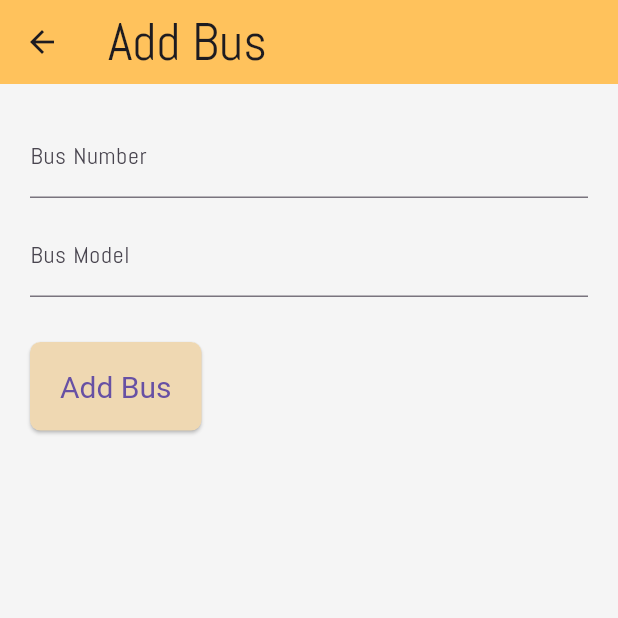
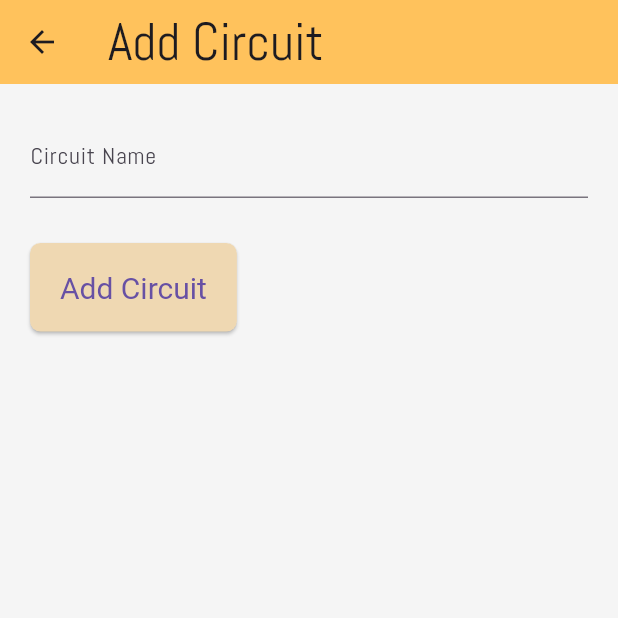
Before and after one commit to Aminejemmali/Bus_Tracker, a Flutter app: the CircuitPage screen opened by its route, after a tap on the "add" icon, on a phone screen of 412 x 824 dp, the top half of it. Run offline on Flutter 3.47's test engine with Material 3 defaults, Android fonts, the phone set to English and light mode, and no system bars; our stand-ins replace flutter_map, fluttertoast, geolocator, latlong2, logger and 1 more; missing offline and left inert: app_settings, dart:ffi, mysql1, mysql_client.

Commit message:
Circuit : Add , Delete

```diff
--- a/lib/db_Functions/db_helper.dart
+++ b/lib/db_Functions/db_helper.dart
@@ -259,11 +259,33 @@ class DatabaseHelper {
   static Future<List<Circuit>> getCiruits() async {
     final conn = await getConnection();
     try {
-      final results = await conn.query('SELECT * FROM ciruit');
+      final results = await conn.query('SELECT * FROM circuit');
       return results.map((e) => Circuit.fromJson(e.fields)).toList();
     } finally {
       // await conn.close();
     }
   }
+  static Future<void> addCircuit(Circuit circuit) async {
+    final conn = await getConnection();
+    try {
+      await conn.query(
+        'INSERT INTO circuit (name) VALUES (?)',
+        [circuit.name],
+      );
+    } finally {
+      //await conn.close();
+    }
+  }
+   static Future<void> deleteCiruit(int? id) async {
+    final conn = await getConnection();
+    try {
+      await conn.query('DELETE FROM circuit WHERE id = ?', [id]);
+    } catch (e) {
+      print('Error deleting station: $e');
+    } finally {
+      //await conn.close();
+    }
+  }
+
 
 }
--- a/lib/main.dart
+++ b/lib/main.dart
@@ -1,4 +1,5 @@
 import 'package:bustrackerapp/screens/AdminScreens/AddBus.dart';
+import 'package:bustrackerapp/screens/AdminScreens/AddCircuit.dart';
 import 'package:bustrackerapp/screens/AdminScreens/Buses.dart';
 import 'package:bustrackerapp/screens/AdminScreens/EditBus.dart';
 import 'package:bustrackerapp/screens/AdminScreens/circuit.dart';
@@ -126,6 +127,7 @@ class Home extends StatelessWidget {
           return EditBusForm(busId: busId);
         },
         CircuitPage.id: (context) => CircuitPage(),
+         AddCircuit.id: (context) => AddCircuit(),
       },
     );
   }
--- a/lib/models/ciruit.dart
+++ b/lib/models/ciruit.dart
@@ -1,17 +1,18 @@
 class Circuit {
-  final int id;
+  final int? id;
   final String name;
 
 
   Circuit({
-    required this.id,
+
+    this.id,
     required this.name,
 
   });
 
   factory Circuit.fromJson(Map<String, dynamic> json) {
     return Circuit(
-      id: json['id'] as int,
+      id: json['id'] as int?,
       name: json['name'] as String,
 
     );
--- /dev/null
+++ b/lib/screens/AdminScreens/AddCircuit.dart
@@ -0,0 +1,99 @@
+import 'package:bustrackerapp/models/Bus.dart';
+import 'package:bustrackerapp/models/ciruit.dart';
+import 'package:bustrackerapp/screens/AdminScreens/AdminHome.dart';
+import 'package:bustrackerapp/screens/AdminScreens/circuit.dart';
+import 'package:flutter/material.dart';// Import your Station model
+import 'package:bustrackerapp/db_Functions/db_helper.dart'; // Import your DatabaseHelper
+
+class AddCircuit extends StatefulWidget {
+  const AddCircuit({Key? key}) : super(key: key);
+  static String id = '/AddCircuit';
+
+  @override
+  _AddCircuit createState() => _AddCircuit();
+}
+
+class _AddCircuit extends State<AddCircuit> {
+  final _formKey = GlobalKey<FormState>();
+  final _nameController = TextEditingController();
+ // final _modelController = TextEditingController();
+
+
+  @override
+  void dispose() {
+    _nameController.dispose();
+   // _modelController.dispose();
+    super.dispose();
+  }
+
+  @override
+  Widget build(BuildContext context) {
+    return Scaffold(
+      appBar: AppBar(title: const Text('Add Circuit')),
+      body: Form(
+        key: _formKey,
+        child: Padding(
+          padding: const EdgeInsets.all(20.0),
+          child: Column(
+            crossAxisAlignment: CrossAxisAlignment.start,
+            children: <Widget>[
+              TextFormField(
+                controller: _nameController,
+                decoration: const InputDecoration(labelText: 'Circuit Name'),
+                validator: (value) {
+                  if (value == null || value.isEmpty) {
+                    return 'Please enter a Circuit Name.';
+                  }
+                  return null;
+                },
+              ),
+              const SizedBox(height: 10.0),
+              /*TextFormField(
+                controller: _modelController,
+                decoration: const InputDecoration(labelText: 'Bus Model'),
+                validator: (value) {
+                  if (value == null || value.isEmpty) {
+                    return 'Please enter a Bus Model.';
+                  }
+                  return null;
+                },
+              ),*/
+            // const SizedBox(height: 10.0),
+
+              const SizedBox(height: 20.0),
+              ElevatedButton(
+                onPressed: () {
+                  if (_formKey.currentState!.validate()) {
+                    _addcircuit();
+                  }
+                },
+                child: const Text('Add Circuit'),
+              ),
+            ],
+          ),
+        ),
+      ),
+    );
+  }
+
+  void _addcircuit() async {
+    final circuit =Circuit(
+    name: _nameController.text );
+    try {
+      await DatabaseHelper.addCircuit(circuit);
+      ScaffoldMessenger.of(context).showSnackBar(
+        SnackBar(
+          content: Text('Ciruit "${circuit.name}" added successfully!'),
+        ),
+      );
+
+      Navigator.pushNamed(context, CircuitPage.id);// Assuming you want to dismiss the form
+    } catch (e) {
+      ScaffoldMessenger.of(context).showSnackBar(
+        const SnackBar(
+          content: Text('Failed to add ciruit. Please try again.'),
+        ),
+      );
+    }
+  }
+}
--- a/lib/screens/AdminScreens/circuit.dart
+++ b/lib/screens/AdminScreens/circuit.dart
@@ -36,13 +36,13 @@ class _CircuitPageState extends State<CircuitPage> {
     }
   }
 
- /* Future<void> deletebus(int? id) async {
+  Future<void> deletcircuit(int? id) async {
     showDialog(
       context: context,
       builder: (BuildContext context) {
         return AlertDialog(
           title: Text('Confirmer la suppression'),
-          content: Text('Êtes-vous sûr de vouloir supprimer ce bus ?'),
+          content: Text('Êtes-vous sûr de vouloir supprimer ce circuit ?'),
           actions: <Widget>[
             TextButton(
               child: Text('Annuler'),
@@ -58,8 +58,8 @@ class _CircuitPageState extends State<CircuitPage> {
                   _isLoading = true;
                 });
                 try {
-                  await DatabaseHelper.deletebus(id);
-                  _loadBuses();
+                  await DatabaseHelper.deleteCiruit(id);
+                  _loadCiruits();
                 } catch (error) {
                   print(error);
                 } finally {
@@ -73,7 +73,7 @@ class _CircuitPageState extends State<CircuitPage> {
         );
       },
     );
-  }*/
+  }
 
   @override
   Widget build(BuildContext context) {
@@ -106,7 +106,9 @@ class _CircuitPageState extends State<CircuitPage> {
                     ),
                     IconButton(
                         icon: Icon(Icons.delete),
-                        onPressed: () => {}
+                        onPressed: () => {
+                           deletcircuit(circuit.id!)
+                        }
                     ),
                   ],
                 ),
@@ -117,7 +119,7 @@ class _CircuitPageState extends State<CircuitPage> {
       ),
       floatingActionButton: FloatingActionButton(
         onPressed: () {
-          Navigator.of(context).pushNamed('/AddBus');
+          Navigator.of(context).pushNamed('/AddCircuit');
         },
         child: Icon(Icons.add),
       ),
--- a/lib/screens/Login.dart
+++ b/lib/screens/Login.dart
@@ -159,7 +159,7 @@ class _LoginPageState extends State<LoginPage> {
                           Navigator.pushNamed(context, RegisterPage.id);
                         },
                         child: const Text(
-                          'Vous navez pas de compte ? Inscrivez-vous',
+                          'Vous navez pas de compte ?',
                           style:
                               TextStyle(fontSize: 16.0, color: Colors.black54),
                         ),
```
